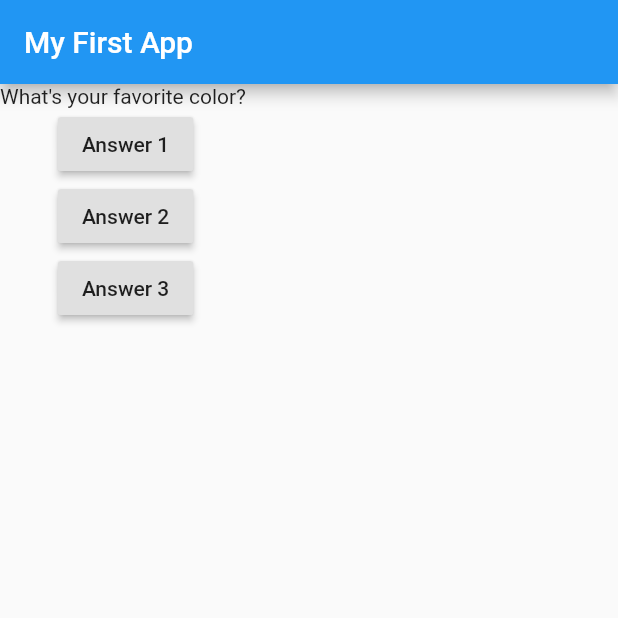
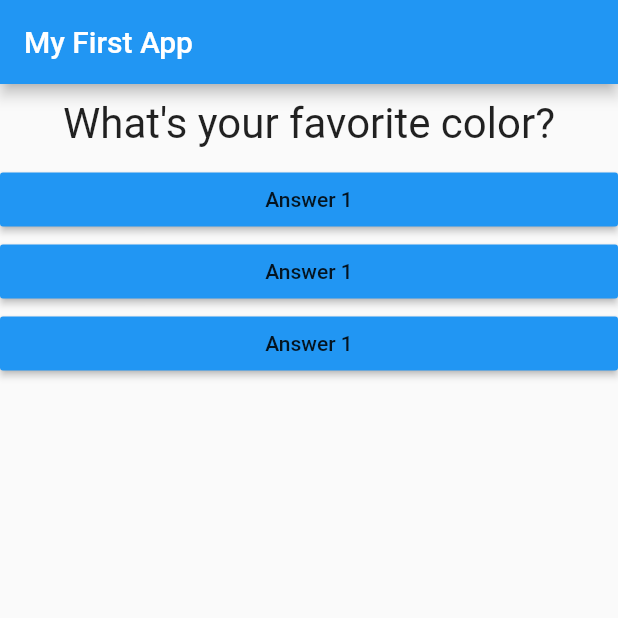
Before and after one commit to kartikeypathak/Quiz-App, a Flutter app: the screen it shows after launch, on a phone screen of 412 x 824 dp, the top half of it. Run offline on Flutter 3.47's test engine with Material 2 defaults, Android fonts, the phone set to English and light mode, and no system bars.

Commit message:
Added a new dart file answer.dart

```diff
--- /dev/null
+++ b/lib/answer.dart
@@ -0,0 +1,18 @@
+import 'package:flutter/material.dart';
+
+class Answer extends StatelessWidget {
+  final Function selectHandler;
+  Answer(this.selectHandler);
+
+  @override
+  Widget build(BuildContext context) {
+    return Container(
+        width: double.infinity,
+        child: RaisedButton(
+          color: Colors.blue,
+          child: Text('Answer 1'),
+          onPressed: selectHandler,
+        ),
+    );
+  }
+}
--- a/lib/main.dart
+++ b/lib/main.dart
@@ -1,4 +1,7 @@
 import 'package:flutter/material.dart';
+
+import './question.dart';
+import './answer.dart';
 
 // void main() {
 //   runApp(MyApp());
@@ -37,21 +40,12 @@ class _MyAppState extends State<MyApp> {
         ),
         body: Column(
           children: [
-            Text(
+            Question(
               questions[_questionIndex],
             ),
-            RaisedButton(
-              child: Text('Answer 1'),
-              onPressed: _answerQuestion,
-            ),
-            RaisedButton(
-              child: Text('Answer 2'),
-              onPressed: () => print('Answer 2 Chosen!'),
-            ),
-            RaisedButton(
-              child: Text('Answer 3'),
-              onPressed: _answerQuestion,
-            ),
+            Answer(_answerQuestion),
+            Answer(_answerQuestion),
+            Answer(_answerQuestion),
           ],
         ),
       ),
--- a/lib/question.dart
+++ b/lib/question.dart
@@ -0,0 +1,20 @@
+import 'package:flutter/material.dart';
+
+class Question extends StatelessWidget {
+  final String questionText;
+
+  Question(this.questionText);
+
+  @override
+  Widget build(BuildContext context) {
+    return Container(
+      width: double.infinity,
+        margin: EdgeInsets.all(10),
+        child: Text(
+      questionText,
+      style: TextStyle(fontSize: 28),
+      textAlign: TextAlign.center,
+    ),
+    );
+  }
+}
```
